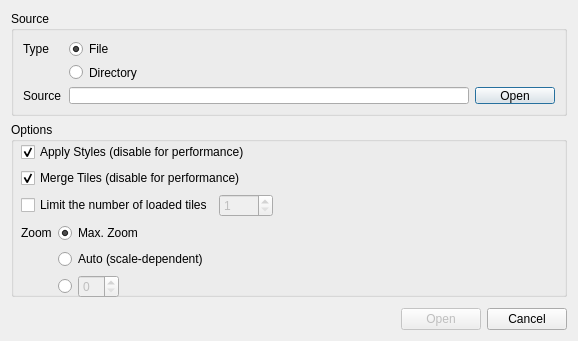
geometalab/Vector-Tiles-Reader-QGIS-Plugin, file ui/dlg_file_connection.ui: the form before one commit.
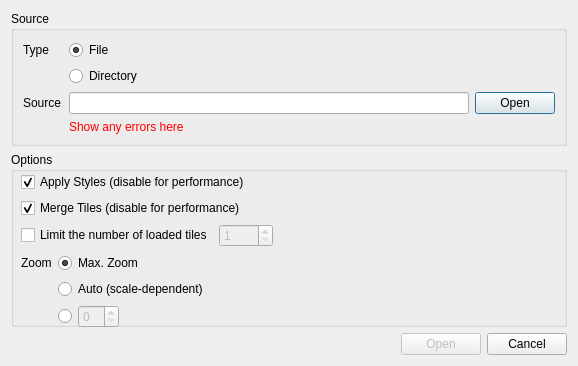
The form after the commit. Icons and pictures are not drawn.

Commit message: show error message on file loading dialog

```diff
--- a/ui/dlg_file_connection.ui
+++ b/ui/dlg_file_connection.ui
@@ -10,7 +10,7 @@
     <x>0</x>
     <y>0</y>
     <width>578</width>
-    <height>341</height>
+    <height>360</height>
    </rect>
   </property>
   <property name="sizePolicy">
@@ -38,15 +38,21 @@
    <item row="0" column="0">
     <widget class="QGroupBox" name="groupBox">
      <property name="sizePolicy">
-      <sizepolicy hsizetype="Expanding" vsizetype="Minimum">
+      <sizepolicy hsizetype="Expanding" vsizetype="Preferred">
        <horstretch>0</horstretch>
        <verstretch>0</verstretch>
       </sizepolicy>
      </property>
+     <property name="minimumSize">
+      <size>
+       <width>0</width>
+       <height>0</height>
+      </size>
+     </property>
      <property name="maximumSize">
       <size>
        <width>16777215</width>
-       <height>105</height>
+       <height>16777215</height>
       </size>
      </property>
      <property name="sizeIncrement">
@@ -71,25 +77,6 @@
           </property>
          </widget>
         </item>
-        <item row="2" column="1">
-         <widget class="QLineEdit" name="txtPath">
-          <property name="sizePolicy">
-           <sizepolicy hsizetype="Expanding" vsizetype="Maximum">
-            <horstretch>0</horstretch>
-            <verstretch>0</verstretch>
-           </sizepolicy>
-          </property>
-          <property name="minimumSize">
-           <size>
-            <width>20</width>
-            <height>0</height>
-           </size>
-          </property>
-          <property name="alignment">
-           <set>Qt::AlignLeading|Qt::AlignLeft|Qt::AlignVCenter</set>
-          </property>
-         </widget>
-        </item>
         <item row="0" column="0">
          <widget class="QLabel" name="label">
           <property name="minimumSize">
@@ -126,13 +113,6 @@
           </property>
          </widget>
         </item>
-        <item row="1" column="1">
-         <widget class="QRadioButton" name="rbDirectory">
-          <property name="text">
-           <string>Directory</string>
-          </property>
-         </widget>
-        </item>
         <item row="2" column="0">
          <widget class="QLabel" name="label_2">
           <property name="minimumSize">
@@ -155,6 +135,54 @@
           </property>
          </widget>
         </item>
+        <item row="2" column="1" alignment="Qt::AlignVCenter">
+         <widget class="QLineEdit" name="txtPath">
+          <property name="sizePolicy">
+           <sizepolicy hsizetype="Expanding" vsizetype="Maximum">
+            <horstretch>0</horstretch>
+            <verstretch>0</verstretch>
+           </sizepolicy>
+          </property>
+          <property name="minimumSize">
+           <size>
+            <width>20</width>
+            <height>0</height>
+           </size>
+          </property>
+          <property name="alignment">
+           <set>Qt::AlignLeading|Qt::AlignLeft|Qt::AlignVCenter</set>
+          </property>
+         </widget>
+        </item>
+        <item row="1" column="1">
+         <widget class="QRadioButton" name="rbDirectory">
+          <property name="text">
+           <string>Directory</string>
+          </property>
+         </widget>
+        </item>
+        <item row="3" column="1" colspan="2">
+         <widget class="QLabel" name="lblError">
+          <property name="styleSheet">
+           <string notr="true">color: rgb(255, 0, 0);</string>
+          </property>
+          <property name="text">
+           <string>Show any errors here</string>
+          </property>
+          <property name="scaledContents">
+           <bool>false</bool>
+          </property>
+          <property name="wordWrap">
+           <bool>true</bool>
+          </property>
+          <property name="indent">
+           <number>-1</number>
+          </property>
+          <property name="textInteractionFlags">
+           <set>Qt::LinksAccessibleByMouse|Qt::TextSelectableByMouse</set>
+          </property>
+         </widget>
+        </item>
        </layout>
       </item>
      </layout>
@@ -163,7 +191,7 @@
    <item row="1" column="0">
     <widget class="QGroupBox" name="groupBox_2">
      <property name="sizePolicy">
-      <sizepolicy hsizetype="Expanding" vsizetype="Minimum">
+      <sizepolicy hsizetype="Expanding" vsizetype="Preferred">
        <horstretch>0</horstretch>
        <verstretch>0</verstretch>
       </sizepolicy>
```
The commit also changes 2 other files.
